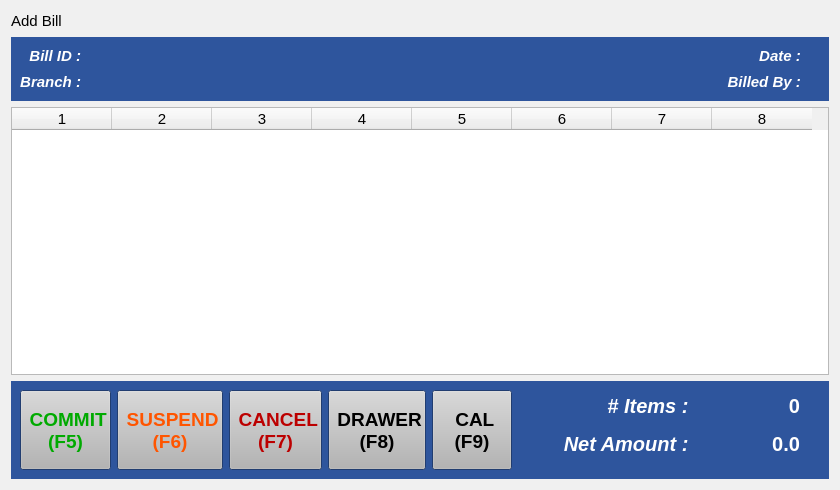
Qt form estorecpp/addbill.ui (Watti/estorecpp) before a commit.
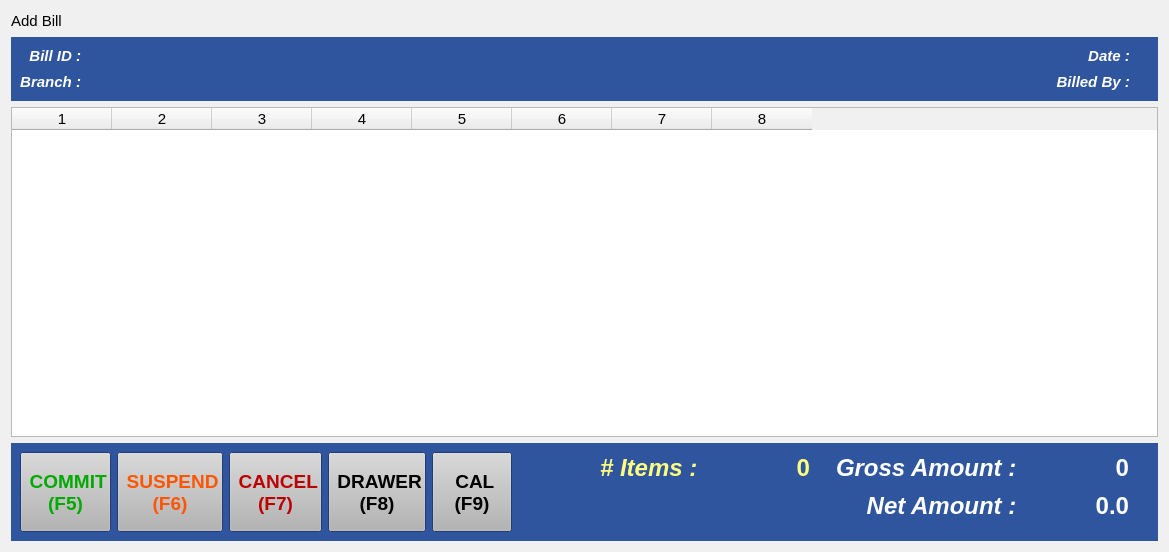
The same form after that commit.

Diff of the .ui file:
```diff
--- a/estorecpp/addbill.ui
+++ b/estorecpp/addbill.ui
@@ -6,8 +6,8 @@
    <rect>
     <x>0</x>
     <y>0</y>
-    <width>840</width>
-    <height>490</height>
+    <width>1169</width>
+    <height>552</height>
    </rect>
   </property>
   <property name="palette">
@@ -1700,12 +1700,12 @@
        </spacer>
       </item>
       <item>
-       <layout class="QFormLayout" name="formLayout">
+       <layout class="QFormLayout" name="formLayout_2">
         <property name="labelAlignment">
          <set>Qt::AlignRight|Qt::AlignTrailing|Qt::AlignVCenter</set>
         </property>
         <item row="0" column="0">
-         <widget class="QLabel" name="label_7">
+         <widget class="QLabel" name="label_9">
           <property name="sizePolicy">
            <sizepolicy hsizetype="Preferred" vsizetype="Preferred">
             <horstretch>0</horstretch>
@@ -1726,7 +1726,7 @@
                <color alpha="255">
                 <red>255</red>
                 <green>255</green>
-                <blue>255</blue>
+                <blue>127</blue>
                </color>
               </brush>
              </colorrole>
@@ -1737,7 +1737,7 @@
                <color alpha="255">
                 <red>255</red>
                 <green>255</green>
-                <blue>255</blue>
+                <blue>127</blue>
                </color>
               </brush>
              </colorrole>
@@ -1758,7 +1758,7 @@
           <property name="font">
            <font>
             <family>Arial</family>
-            <pointsize>15</pointsize>
+            <pointsize>18</pointsize>
             <weight>75</weight>
             <italic>true</italic>
             <bold>true</bold>
@@ -1788,6 +1788,128 @@
                <color alpha="255">
                 <red>255</red>
                 <green>255</green>
+                <blue>127</blue>
+               </color>
+              </brush>
+             </colorrole>
+            </active>
+            <inactive>
+             <colorrole role="WindowText">
+              <brush brushstyle="SolidPattern">
+               <color alpha="255">
+                <red>255</red>
+                <green>255</green>
+                <blue>127</blue>
+               </color>
+              </brush>
+             </colorrole>
+            </inactive>
+            <disabled>
+             <colorrole role="WindowText">
+              <brush brushstyle="SolidPattern">
+               <color alpha="255">
+                <red>90</red>
+                <green>90</green>
+                <blue>90</blue>
+               </color>
+              </brush>
+             </colorrole>
+            </disabled>
+           </palette>
+          </property>
+          <property name="font">
+           <font>
+            <family>Arial</family>
+            <pointsize>18</pointsize>
+            <weight>75</weight>
+            <bold>true</bold>
+           </font>
+          </property>
+          <property name="text">
+           <string>0</string>
+          </property>
+          <property name="alignment">
+           <set>Qt::AlignRight|Qt::AlignTrailing|Qt::AlignVCenter</set>
+          </property>
+         </widget>
+        </item>
+        <item row="1" column="0">
+         <spacer name="horizontalSpacer_6">
+          <property name="orientation">
+           <enum>Qt::Horizontal</enum>
+          </property>
+          <property name="sizeType">
+           <enum>QSizePolicy::Minimum</enum>
+          </property>
+          <property name="sizeHint" stdset="0">
+           <size>
+            <width>40</width>
+            <height>20</height>
+           </size>
+          </property>
+         </spacer>
+        </item>
+        <item row="1" column="1">
+         <spacer name="horizontalSpacer_7">
+          <property name="orientation">
+           <enum>Qt::Horizontal</enum>
+          </property>
+          <property name="sizeType">
+           <enum>QSizePolicy::Minimum</enum>
+          </property>
+          <property name="sizeHint" stdset="0">
+           <size>
+            <width>40</width>
+            <height>20</height>
+           </size>
+          </property>
+         </spacer>
+        </item>
+       </layout>
+      </item>
+      <item>
+       <spacer name="horizontalSpacer_8">
+        <property name="orientation">
+         <enum>Qt::Horizontal</enum>
+        </property>
+        <property name="sizeType">
+         <enum>QSizePolicy::Fixed</enum>
+        </property>
+        <property name="sizeHint" stdset="0">
+         <size>
+          <width>20</width>
+          <height>20</height>
+         </size>
+        </property>
+       </spacer>
+      </item>
+      <item>
+       <layout class="QFormLayout" name="formLayout">
+        <property name="labelAlignment">
+         <set>Qt::AlignRight|Qt::AlignTrailing|Qt::AlignVCenter</set>
+        </property>
+        <item row="0" column="0">
+         <widget class="QLabel" name="label_7">
+          <property name="sizePolicy">
+           <sizepolicy hsizetype="Preferred" vsizetype="Preferred">
+            <horstretch>0</horstretch>
+            <verstretch>0</verstretch>
+           </sizepolicy>
+          </property>
+          <property name="minimumSize">
+           <size>
+            <width>0</width>
+            <height>32</height>
+           </size>
+          </property>
+          <property name="palette">
+           <palette>
+            <active>
+             <colorrole role="WindowText">
+              <brush brushstyle="SolidPattern">
+               <color alpha="255">
+                <red>255</red>
+                <green>255</green>
                 <blue>255</blue>
                </color>
               </brush>
@@ -1820,7 +1942,69 @@
           <property name="font">
            <font>
             <family>Arial</family>
-            <pointsize>15</pointsize>
+            <pointsize>18</pointsize>
+            <weight>75</weight>
+            <italic>true</italic>
+            <bold>true</bold>
+           </font>
+          </property>
+          <property name="text">
+           <string>Gross Amount : </string>
+          </property>
+          <property name="alignment">
+           <set>Qt::AlignRight|Qt::AlignTrailing|Qt::AlignVCenter</set>
+          </property>
+         </widget>
+        </item>
+        <item row="0" column="1">
+         <widget class="QLabel" name="grossAmountLabel">
+          <property name="minimumSize">
+           <size>
+            <width>100</width>
+            <height>32</height>
+           </size>
+          </property>
+          <property name="palette">
+           <palette>
+            <active>
+             <colorrole role="WindowText">
+              <brush brushstyle="SolidPattern">
+               <color alpha="255">
+                <red>255</red>
+                <green>255</green>
+                <blue>255</blue>
+               </color>
+              </brush>
+             </colorrole>
+            </active>
+            <inactive>
+             <colorrole role="WindowText">
+              <brush brushstyle="SolidPattern">
+               <color alpha="255">
+                <red>255</red>
+                <green>255</green>
+                <blue>255</blue>
+               </color>
+              </brush>
+             </colorrole>
+            </inactive>
+            <disabled>
+             <colorrole role="WindowText">
+              <brush brushstyle="SolidPattern">
+               <color alpha="255">
+                <red>90</red>
+                <green>90</green>
+                <blue>90</blue>
+               </color>
+              </brush>
+             </colorrole>
+            </disabled>
+           </palette>
+          </property>
+          <property name="font">
+           <font>
+            <family>Arial</family>
+            <pointsize>18</pointsize>
             <weight>75</weight>
             <bold>true</bold>
            </font>
@@ -1887,7 +2071,7 @@
           <property name="font">
            <font>
             <family>Arial</family>
-            <pointsize>15</pointsize>
+            <pointsize>18</pointsize>
             <weight>75</weight>
             <italic>true</italic>
             <bold>true</bold>
@@ -1955,7 +2139,7 @@
           <property name="font">
            <font>
             <family>Arial</family>
-            <pointsize>15</pointsize>
+            <pointsize>18</pointsize>
             <weight>75</weight>
             <bold>true</bold>
            </font>
```
